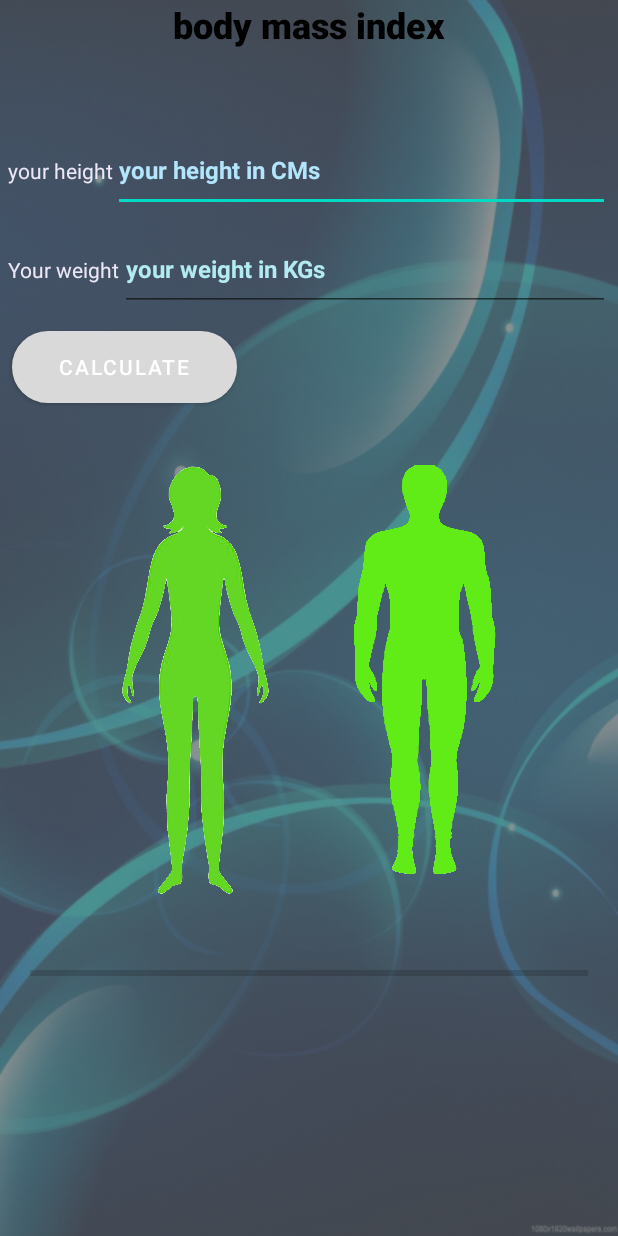
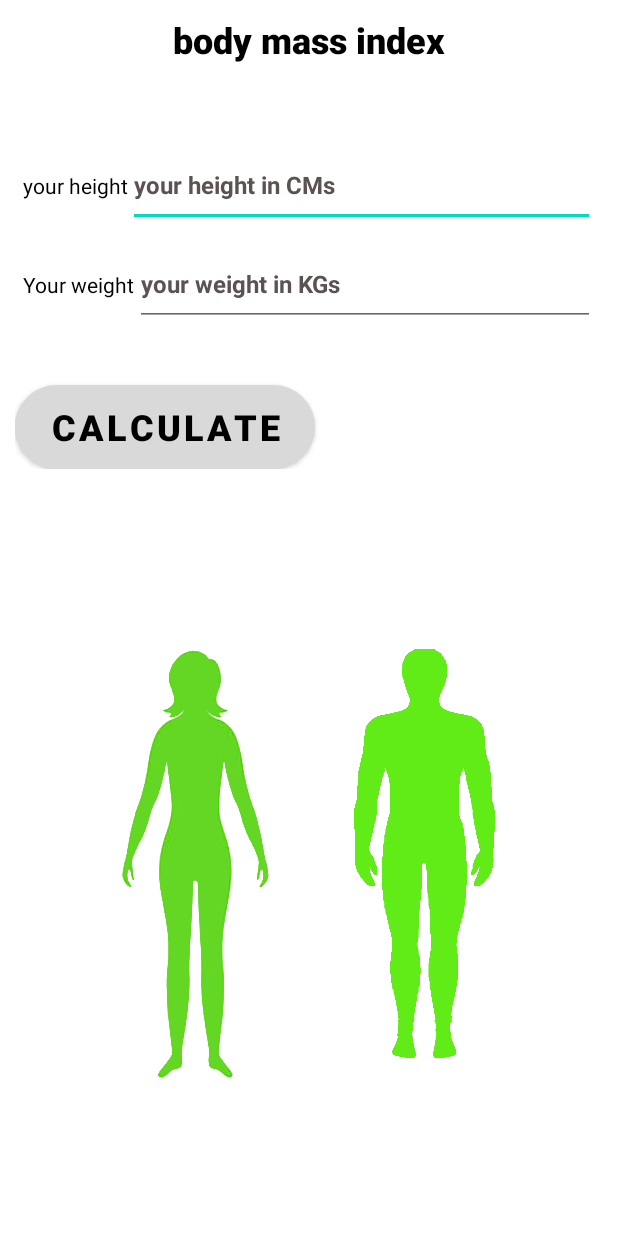
Before and after one commit to mrromuo/HelthCaloclator, an Android app: the BMI screen opened directly, with no data from a screen before it, on a phone screen of 412 x 824 dp. Run offline under Robolectric (Android 15) with nearby library versions, the phone set to English and light mode, and no system bars.

Commit message:
new style 01 correction

```diff
--- a/app/src/main/res/layout/activity_bmi.xml
+++ b/app/src/main/res/layout/activity_bmi.xml
@@ -2,12 +2,8 @@
 <LinearLayout xmlns:android="http://schemas.android.com/apk/res/android"
     xmlns:app="http://schemas.android.com/apk/res-auto"
     xmlns:tools="http://schemas.android.com/tools"
-    android:id="@+id/bmilayout"
-    android:layout_width="match_parent"
-    android:layout_height="wrap_content"
-    android:background="@drawable/bk02"
-    android:backgroundTint="@color/cardview_dark_background"
-    android:backgroundTintMode="screen"
+    style="@style/Layoutscomens"
+    android:layout_gravity="center_vertical"
     android:orientation="vertical"
 android:gravity="center_horizontal"
     tools:context=".BMI">
@@ -35,17 +31,14 @@
         <TextView
             android:id="@+id/textView"
             android:layout_width="wrap_content"
-            android:layout_height="wrap_content"
-            android:text="@string/height"
-            android:textColor="#EDE7F6" />
+            style="@style/TextofTextView"
+            android:text="@string/height" />
 
         <EditText
             android:id="@+id/BMIheight"
             style="@style/EditTextStyle"
             android:ems="10"
             android:hint="@string/height_hint"
-            android:inputType="numberDecimal"
-            android:textColorHint="#B3E5FC"
             tools:ignore="SpeakableTextPresentCheck"
             android:importantForAutofill="no" />
     </TableRow>
@@ -58,9 +51,8 @@
         <TextView
             android:id="@+id/textView2"
             android:layout_width="wrap_content"
-            android:layout_height="wrap_content"
+            style="@style/TextofTextView"
             android:text="@string/BMIweightHent"
-            android:textColor="#EDE7F6"
             tools:text="@string/Weight" />
 
         <EditText
@@ -69,7 +61,6 @@
             android:ems="10"
             android:hint="@string/weight_hint"
             android:inputType="numberDecimal"
-            android:textColorHint="#B2EBF2"
             android:importantForAutofill="no"/>
     </TableRow>
 
@@ -79,11 +70,8 @@
 
         <Button
             android:id="@+id/BMIcalculate"
-            android:layout_width="150dp"
-            android:layout_height="wrap_content"
-            android:layout_margin="8dp"
-            android:background="@drawable/custom_buttom"
-            android:gravity="center"
+            style="@style/comunButtons"
+            android:layout_width="200dp"
             android:onClick="bmiCalculate"
             android:text="@string/Calculate" />
 
--- a/app/src/main/res/layout/activity_bmr.xml
+++ b/app/src/main/res/layout/activity_bmr.xml
@@ -1,6 +1,5 @@
 <?xml version="1.0" encoding="utf-8"?>
 <ScrollView xmlns:android="http://schemas.android.com/apk/res/android"
-    xmlns:app="http://schemas.android.com/apk/res-auto"
     xmlns:tools="http://schemas.android.com/tools"
     android:id="@+id/Calories"
     style="@style/Layoutscomens"
```
Also changed, not shown: app/src/main/res/layout/activity_main2.xml (+12 -4 lines).
